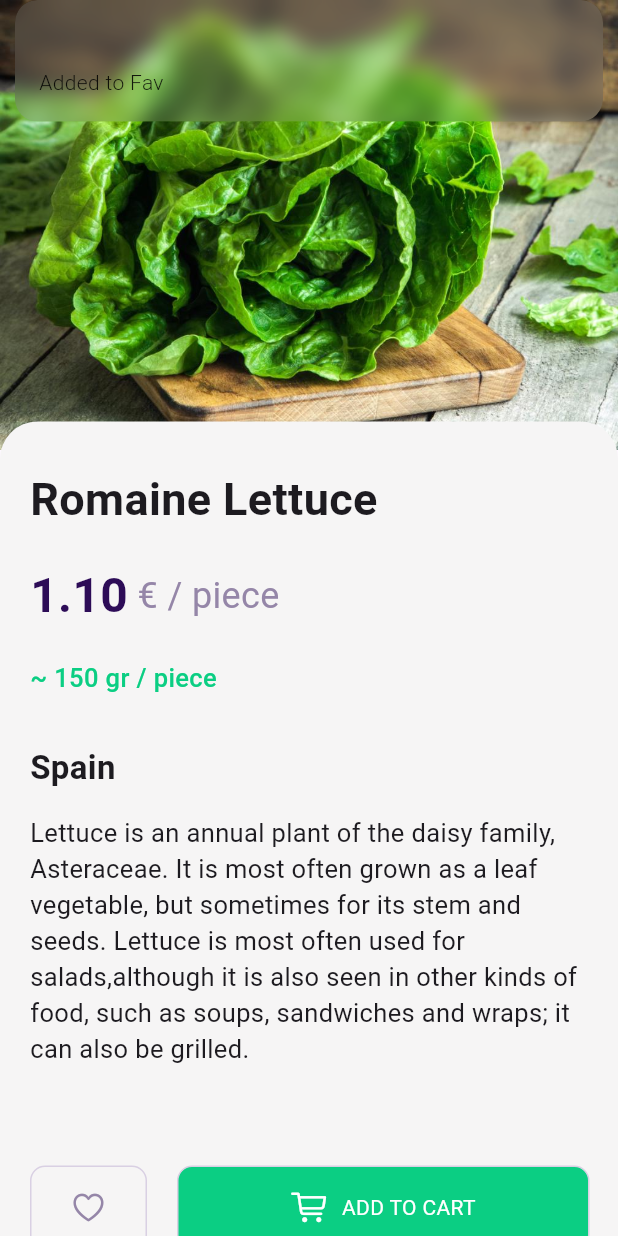
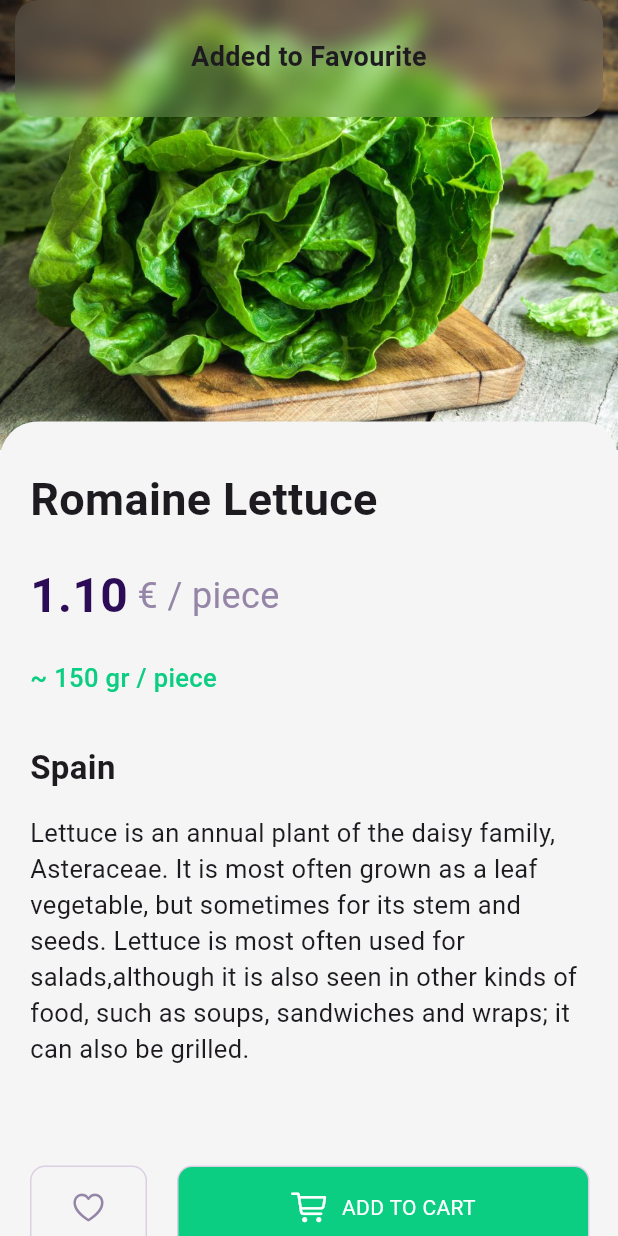
Before and after one commit to tanjilalom/Food-Delivery, a Flutter app: the Veginfo screen opened directly, after a tap on an icon or button, on a phone screen of 412 x 824 dp. Run offline on Flutter 3.47's test engine with Material 3 defaults, Android fonts, the phone set to English and light mode, and no system bars; our stand-ins replace get.

Commit message:
design updated

```diff
--- a/lib/screen/veginfo.dart
+++ b/lib/screen/veginfo.dart
@@ -103,7 +103,15 @@ class Veginfo extends StatelessWidget {
                   Row(
                     children: [
                       InkWell(
-                        onTap: () => Get.snackbar('', 'Added to Fav'),
+                        onTap: () => Get.snackbar(
+                          '',
+                          '',
+                          padding: EdgeInsets.only(top: 25),
+                          titleText: Text('Added to Favourite',
+                              style: TextStyle(
+                                  fontSize: 18, fontWeight: FontWeight.w600),
+                              textAlign: TextAlign.center),
+                        ),
                         child: Container(
                           height: 56,
                           width: 78,
@@ -120,7 +128,17 @@ class Veginfo extends StatelessWidget {
                       SizedBox(
                         width: 20,
                       ),
-                      Container(
+                      InkWell(
+                        onTap: () => Get.snackbar(
+                          '',
+                          '',
+                          padding: EdgeInsets.only(top: 25),
+                          titleText: Text('Added to Cart',
+                              style: TextStyle(
+                                  fontSize: 18, fontWeight: FontWeight.w600),
+                              textAlign: TextAlign.center),
+                        ),
+                        child: Container(
                           height: 56,
                           width: 275,
                           child: Row(
@@ -147,6 +165,7 @@ class Veginfo extends StatelessWidget {
                               borderRadius:
                                   BorderRadius.all(Radius.circular(10))),
                         ),
+                      ),
                     ],
                   ),
                 ],
```
Also changed, not shown: lib/screen/categories.dart (+6 -3 lines), lib/screen/vegetables.dart (+22 -3 lines). Lines whose indentation alone changed are shown as unchanged.
